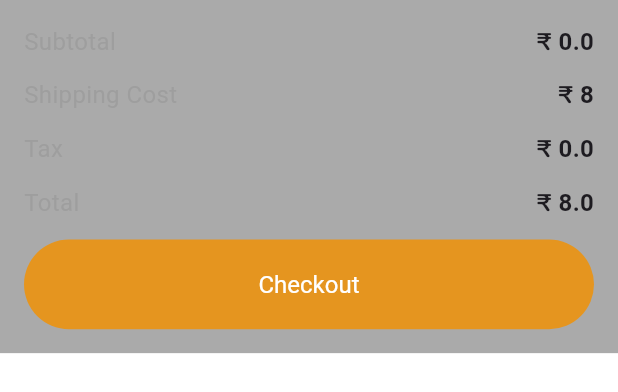
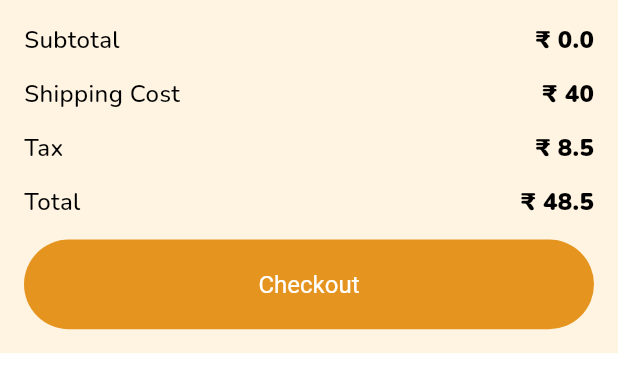
Before and after one commit to amalpradeep271/e_commerce_app, a Flutter app: the Checkout widget shown alone on an empty page, opened directly with empty values, on a phone screen of 412 x 824 dp. Shown: the top 392 px of the screen. Run offline on Flutter 3.47's test engine with Material 3 defaults, Android fonts, the phone set to English and light mode, and no system bars; our stand-ins replace carousel_slider, cloud_firestore, dartz, expandable, firebase_auth, firebase_core and 10 more; accounts and stored records are empty; Roboto replaces fonts that are missing (OpenSans_Condensed); project files that could hold a hidden picture were left out.

```diff
--- a/lib/presentation/cart/widgets/checkout.dart
+++ b/lib/presentation/cart/widgets/checkout.dart
@@ -1,7 +1,10 @@
 import 'package:e_commerce_application/common/helper/cart/cart_helper.dart';
+import 'package:e_commerce_application/common/helper/navigator/app_navigator.dart';
 import 'package:e_commerce_application/common/widgets/app_button/basic_app_button.dart';
 import 'package:e_commerce_application/core/configs/theme/app_colors.dart';
+import 'package:e_commerce_application/core/configs/theme/app_text_theme.dart';
 import 'package:e_commerce_application/domain/cart/entity/product_ordered_entity.dart';
+import 'package:e_commerce_application/presentation/cart/pages/checkout_page.dart';
 import 'package:flutter/material.dart';
 
 class Checkout extends StatelessWidget {
@@ -10,70 +13,78 @@ class Checkout extends StatelessWidget {
 
   @override
   Widget build(BuildContext context) {
+    dynamic shipping = 40;
+    dynamic tax = 8.5;
+
     return Container(
       padding: const EdgeInsets.all(16),
       height: MediaQuery.of(context).size.height / 3.5,
-      color: AppColors.grey,
+      color: AppColors.cream,
       child: Column(
         mainAxisAlignment: MainAxisAlignment.spaceBetween,
         children: [
           Row(
             mainAxisAlignment: MainAxisAlignment.spaceBetween,
             children: [
-              const Text(
+              Text(
                 'Subtotal',
-                style: TextStyle(color: Colors.grey, fontSize: 16),
+                style: AppTextStyles.base.blackColor.s16.w500,
               ),
               Text(
                 '₹ ${CartHelper.calculateCartSubtotal(products).toString()}',
-                style:
-                    const TextStyle(fontWeight: FontWeight.bold, fontSize: 16),
-              )
-            ],
-          ),
-          const Row(
-            mainAxisAlignment: MainAxisAlignment.spaceBetween,
-            children: [
-              Text(
-                'Shipping Cost',
-                style: TextStyle(color: Colors.grey, fontSize: 16),
-              ),
-              Text(
-                '₹ 8',
-                style: TextStyle(fontWeight: FontWeight.bold, fontSize: 16),
-              )
-            ],
-          ),
-          const Row(
-            mainAxisAlignment: MainAxisAlignment.spaceBetween,
-            children: [
-              Text(
-                'Tax',
-                style: TextStyle(color: Colors.grey, fontSize: 16),
-              ),
-              Text(
-                '₹ 0.0',
-                style: TextStyle(fontWeight: FontWeight.bold, fontSize: 16),
+                style: AppTextStyles.base.blackColor.s16.w900,
               )
             ],
           ),
           Row(
             mainAxisAlignment: MainAxisAlignment.spaceBetween,
             children: [
-              const Text(
-                'Total',
-                style: TextStyle(color: Colors.grey, fontSize: 16),
+              Text(
+                'Shipping Cost',
+                style: AppTextStyles.base.blackColor.s16.w500,
               ),
               Text(
-                '₹ ${CartHelper.calculateCartSubtotal(products) + 8}',
-                style:
-                    const TextStyle(fontWeight: FontWeight.bold, fontSize: 16),
+                '₹ $shipping',
+                style: AppTextStyles.base.blackColor.s16.w900,
+              )
+            ],
+          ),
+          Row(
+            mainAxisAlignment: MainAxisAlignment.spaceBetween,
+            children: [
+              Text(
+                'Tax',
+                style: AppTextStyles.base.blackColor.s16.w500,
+              ),
+              Text(
+                '₹ $tax',
+                style: AppTextStyles.base.blackColor.s16.w900,
+              )
+            ],
+          ),
+          Row(
+            mainAxisAlignment: MainAxisAlignment.spaceBetween,
+            children: [
+              Text(
+                'Total',
+                style: AppTextStyles.base.blackColor.s16.w500,
+              ),
+              Text(
+                '₹ ${CartHelper.calculateCartSubtotal(products) + shipping + tax}',
+                style: AppTextStyles.base.blackColor.s16.w900,
               )
             ],
           ),
           BasicAppButton(
             onPressed: () {
-              // AppNavigator.push(context, CheckOutPage(products: products,));
+              AppNavigator.push(
+                context,
+                CheckOutPage(
+                  shipping: shipping,
+                  tax: tax,
+                  products: products,
+                ),
+              );
             },
             title: 'Checkout',
           )
--- a/lib/presentation/home/pages/homepage.dart
+++ b/lib/presentation/home/pages/homepage.dart
@@ -1,8 +1,10 @@
 import 'package:e_commerce_application/common/helper/images/images_display.dart';
+import 'package:e_commerce_application/common/helper/navigator/app_navigator.dart';
 import 'package:e_commerce_application/common/widgets/app_drawer/app_drawer.dart';
 import 'package:e_commerce_application/common/widgets/appbar/app_bar.dart';
 import 'package:e_commerce_application/core/configs/theme/app_colors.dart';
 import 'package:e_commerce_application/core/configs/theme/app_icons.dart';
+import 'package:e_commerce_application/presentation/cart/pages/cart_page.dart';
 import 'package:e_commerce_application/presentation/home/bloc/banners_display_cubit.dart';
 import 'package:e_commerce_application/presentation/home/bloc/banners_display_state.dart';
 import 'package:e_commerce_application/presentation/home/widgets/banner_carousel_slider.dart';
@@ -29,7 +31,7 @@ class HomePage extends StatelessWidget {
         searchBox: true,
         backgroundColor: AppColors.transparent,
         actionIconData2: AppIcons.cart,
-        // onAction2Pressed: () => Get.toNamed(AppRoutes.cartscreen),
+        onAction2Pressed: () => AppNavigator.push(context, const CartPage()),
         // itemcount: controller.itemcount.value,
         // isLoading: controller.isLoading.value,
       ),
```
Also changed, not shown: lib/presentation/cart/pages/cart_page.dart (+3 -20 lines), lib/presentation/cart/pages/checkout_page.dart (+136 -127 lines), lib/presentation/cart/pages/order_placed_page.dart (+63 -60 lines), lib/presentation/product_detail/pages/product_details_page.dart (+7 -5 lines), lib/presentation/product_detail/widgets/add_to_cart.dart (+11 -48 lines).
